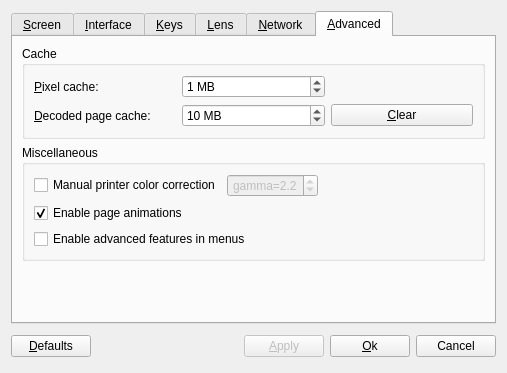
Old version of the form src/qdjviewprefsdialog.ui in the repository barak/djview4.
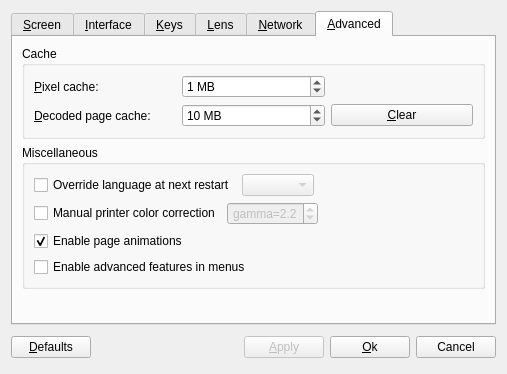
New version of the form. The open tabs and pages were chosen to show the change. Custom widgets are drawn as their Qt base class.

Commit message: Beginning of pref box for language override

Patch:
```diff
--- a/src/qdjviewprefsdialog.ui
+++ b/src/qdjviewprefsdialog.ui
@@ -7,7 +7,7 @@
     <x>0</x>
     <y>0</y>
     <width>507</width>
-    <height>373</height>
+    <height>374</height>
    </rect>
   </property>
   <property name="windowTitle">
@@ -1049,7 +1049,38 @@
          <property name="title">
           <string>Miscellaneous</string>
          </property>
-         <layout class="QVBoxLayout">
+         <layout class="QVBoxLayout" name="verticalLayout_9">
+          <item>
+           <layout class="QHBoxLayout" name="horizontalLayout_5">
+            <item>
+             <widget class="QCheckBox" name="languageCheckBox">
+              <property name="text">
+               <string>Override language at next restart</string>
+              </property>
+             </widget>
+            </item>
+            <item>
+             <widget class="QComboBox" name="languageComboBox">
+              <property name="enabled">
+               <bool>false</bool>
+              </property>
+             </widget>
+            </item>
+            <item>
+             <spacer name="horizontalSpacer_3">
+              <property name="orientation">
+               <enum>Qt::Horizontal</enum>
+              </property>
+              <property name="sizeHint" stdset="0">
+               <size>
+                <width>40</width>
+                <height>20</height>
+               </size>
+              </property>
+             </spacer>
+            </item>
+           </layout>
+          </item>
           <item>
            <layout class="QHBoxLayout">
             <item>
```
Left out of the diff: 52 changed lines with no effect on the pictures. The commit also changes 2 other files.
